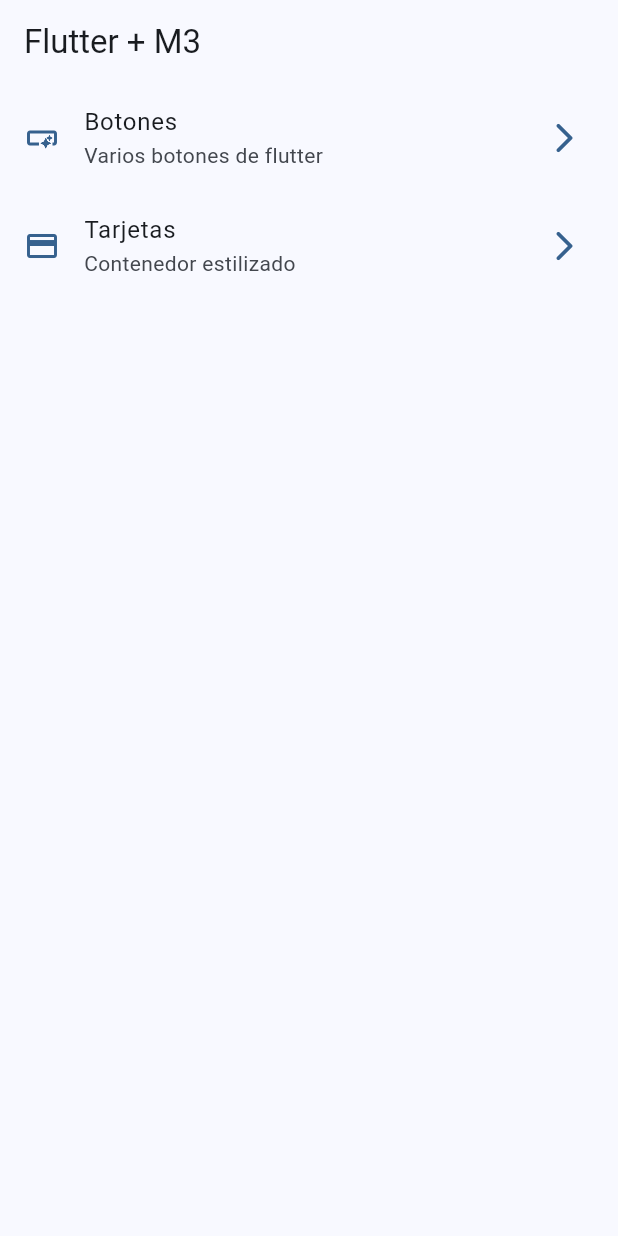
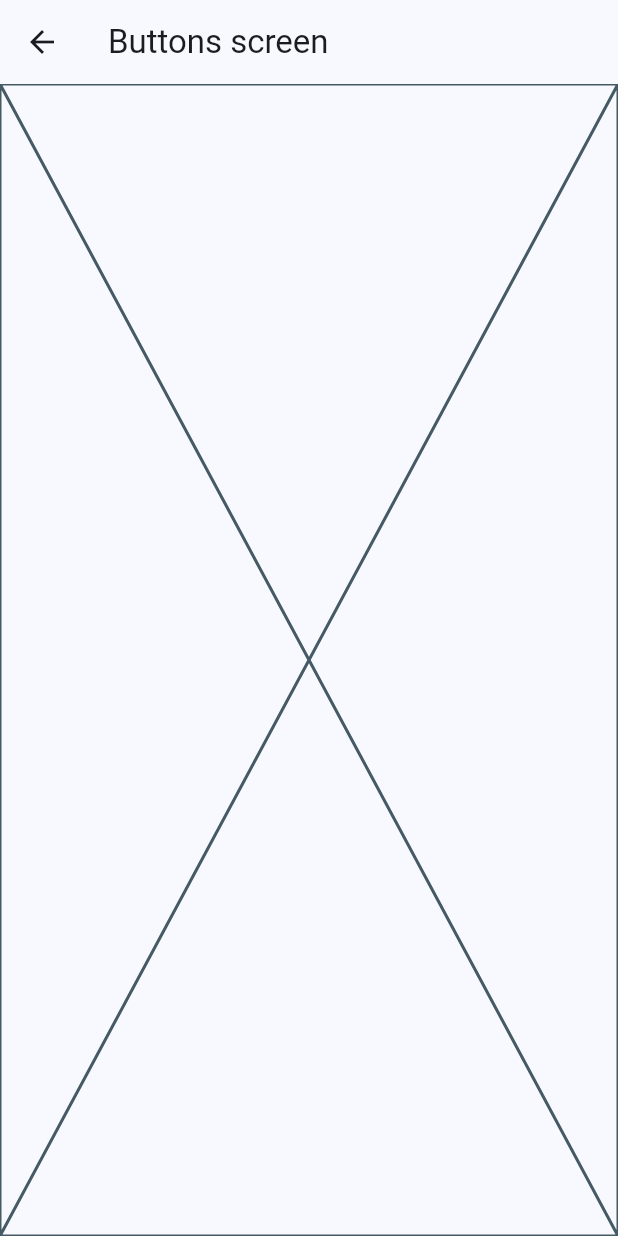
Before and after one commit to brayanramosc/widgets_app, a Flutter app: the screen it shows after launch, after a tap on "Botones", on a phone screen of 412 x 824 dp. Run offline on Flutter 3.47's test engine with Material 3 defaults, Android fonts, the phone set to English and light mode, and no system bars.

```diff
--- a/lib/config/menu/menu_items.dart
+++ b/lib/config/menu/menu_items.dart
@@ -25,7 +25,7 @@ const appMenuItems = <MenuItem>[
   MenuItem(
     title: 'Tarjetas',
     subtitle: 'Contenedor estilizado',
-    url: '/card',
+    url: '/cards',
     icon: Icons.credit_card,
   ),
 ];
--- a/lib/main.dart
+++ b/lib/main.dart
@@ -1,5 +1,7 @@
 import 'package:flutter/material.dart';
 import 'package:widgets_app/config/theme/app_theme.dart';
+import 'package:widgets_app/presentation/screens/buttons/buttons_screen.dart';
+import 'package:widgets_app/presentation/screens/cards/cards_screen.dart';
 import 'package:widgets_app/presentation/screens/home/home_screen.dart';
 
 void main() {
@@ -16,6 +18,10 @@ class MyApp extends StatelessWidget {
       debugShowCheckedModeBanner: false,
       theme: AppTheme(selectedColor: 0).getTheme(),
       home: const HomeScreen(),
+      routes: {
+        '/buttons': (context) => const ButtonsScreen(),
+        '/cards': (context) => const CardsScreen(),
+      },
     );
   }
 }
--- /dev/null
+++ b/lib/presentation/screens/buttons/buttons_screen.dart
@@ -0,0 +1,15 @@
+import 'package:flutter/material.dart';
+
+class ButtonsScreen extends StatelessWidget {
+  const ButtonsScreen({super.key});
+
+  @override
+  Widget build(BuildContext context) {
+    return Scaffold(
+      appBar: AppBar(
+        title: const Text('Buttons screen'),
+      ),
+      body: const Placeholder(),
+    );
+  }
+}
--- a/lib/presentation/screens/home/home_screen.dart
+++ b/lib/presentation/screens/home/home_screen.dart
@@ -1,5 +1,6 @@
 import 'package:flutter/material.dart';
 import 'package:widgets_app/config/menu/menu_items.dart';
+import 'package:widgets_app/presentation/screens/buttons/buttons_screen.dart';
 
 class HomeScreen extends StatelessWidget {
   const HomeScreen({super.key});
@@ -53,7 +54,9 @@ class _CustomListTile extends StatelessWidget {
       ),
       title: Text(menuItem.title),
       subtitle: Text(menuItem.subtitle),
-      onTap: () {},
+      onTap: () {
+        Navigator.pushNamed(context, menuItem.url);
+      },
     );
   }
 }
```
Also changed, not shown: lib/presentation/screens/cards/cards_screen.dart (added, +15 -0 lines).
